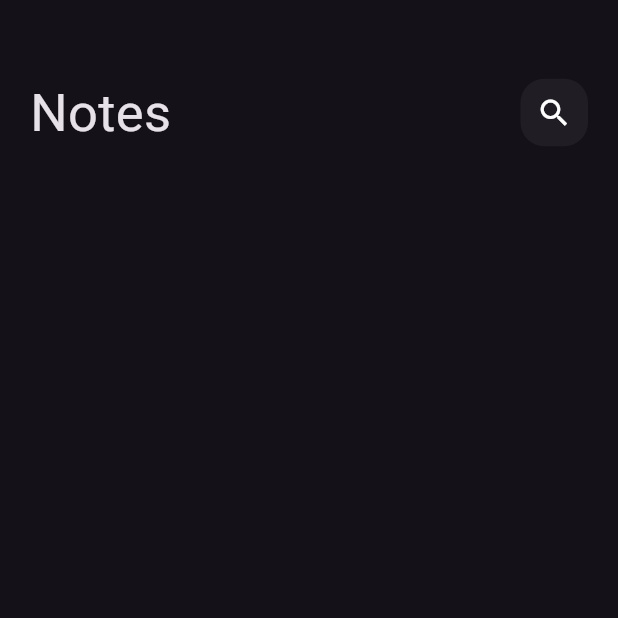
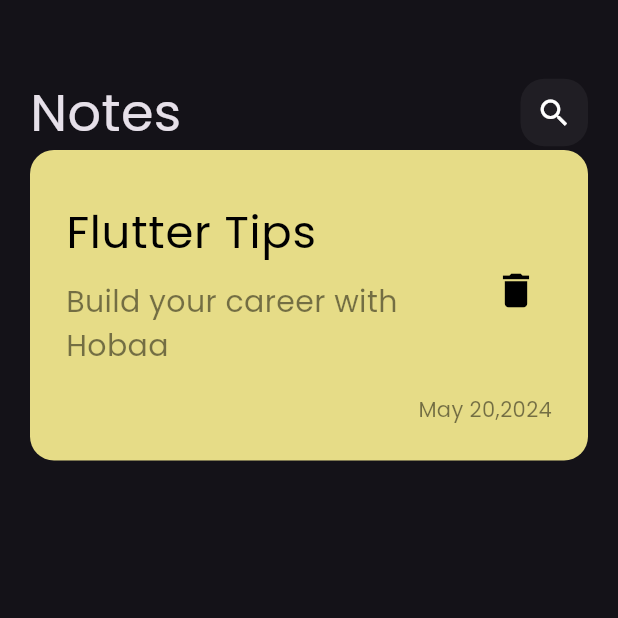
Before and after one commit to ahmedEhab10/note_app, a Flutter app: the screen it shows after launch, on a phone screen of 412 x 824 dp, the top half of it. Run offline on Flutter 3.47's test engine with Material 3 defaults, Android fonts, the phone set to English and light mode, and no system bars.

Commit message:
make note widget

```diff
--- a/lib/main.dart
+++ b/lib/main.dart
@@ -12,7 +12,7 @@ class NoteApp extends StatelessWidget {
   @override
   Widget build(BuildContext context) {
     return MaterialApp(
-      theme: ThemeData.dark(),
+      theme: ThemeData(brightness: Brightness.dark, fontFamily: 'Poppins'),
       routes: {NotesView.id: (context) => NotesView()},
       initialRoute: NotesView.id,
     );
--- a/lib/views/Notes_view.dart
+++ b/lib/views/Notes_view.dart
@@ -16,9 +16,56 @@ class NotesView extends StatelessWidget {
               height: 50,
             ),
             CustomAppbar(),
+            notewidget()
           ],
         ),
       ),
     );
   }
 }
+
+class notewidget extends StatelessWidget {
+  const notewidget({super.key});
+
+  @override
+  Widget build(BuildContext context) {
+    return Container(
+      padding: EdgeInsets.only(top: 24, bottom: 24, left: 24, right: 24),
+      decoration: BoxDecoration(
+          color: const Color.fromARGB(255, 230, 220, 135),
+          borderRadius: BorderRadius.circular(16)),
+      child: Column(
+        crossAxisAlignment: CrossAxisAlignment.end,
+        children: [
+          ListTile(
+            contentPadding: EdgeInsets.all(0),
+            title: Text(
+              'Flutter Tips',
+              style: TextStyle(color: Colors.black, fontSize: 30),
+            ),
+            subtitle: Padding(
+              padding: const EdgeInsets.only(top: 10.0, bottom: 10),
+              child: Text(
+                'Build your career with Hobaa',
+                style: TextStyle(
+                    color: Colors.black.withOpacity(0.5), fontSize: 20),
+              ),
+            ),
+            trailing: IconButton(
+              onPressed: () {},
+              icon: Icon(
+                Icons.delete,
+                color: Colors.black,
+                size: 30,
+              ),
+            ),
+          ),
+          Text(
+            'May 20,2024',
+            style: TextStyle(color: Colors.black.withOpacity(0.5)),
+          ),
+        ],
+      ),
+    );
+  }
+}
```
Also changed, not shown: pubspec.yaml (+4 -4 lines), lib/assaets/fonts/Poppins-Regular.ttf (added).
